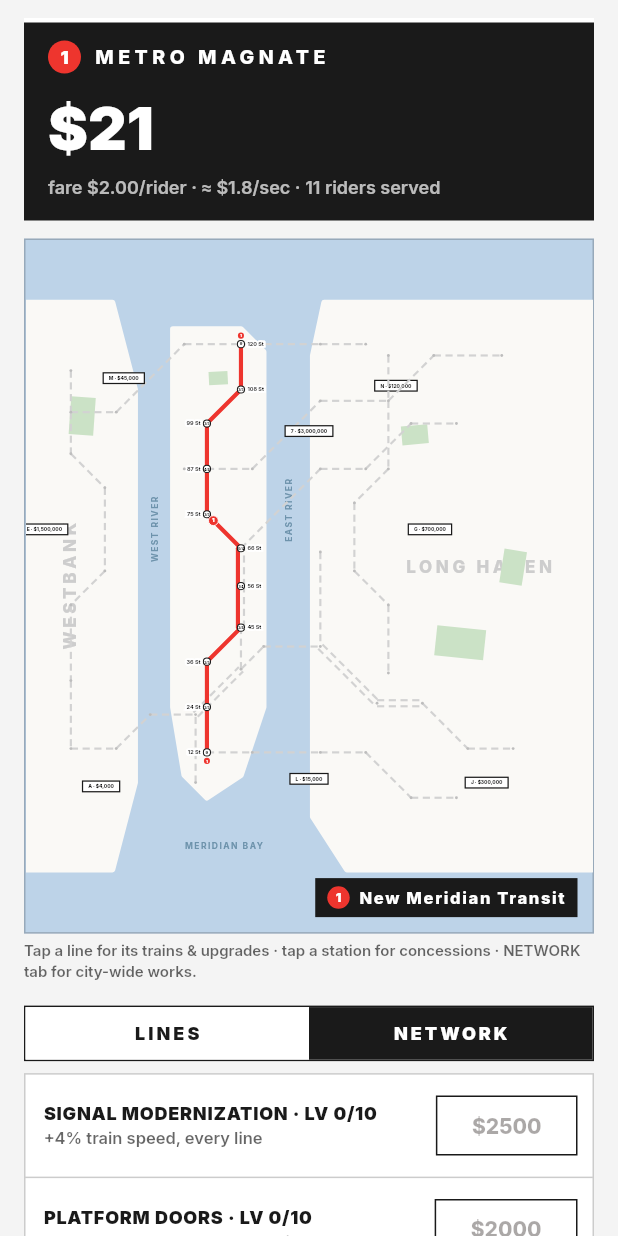
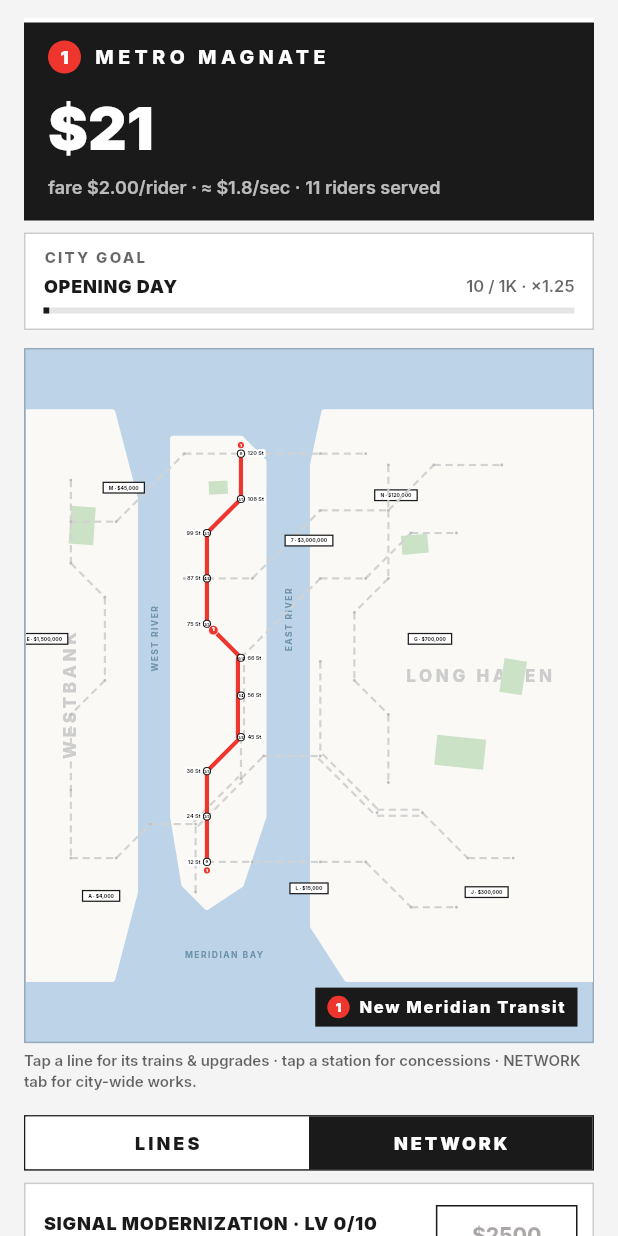
Before and after one commit to Armandoxh/Territorygame, a Flutter app: the screen it shows after launch, after a tap on "LINES", after a tap on "NETWORK", on a phone screen of 412 x 824 dp. Run offline on Flutter 3.47's test engine with Material 3 defaults, Android fonts, the phone set to English and light mode, and no system bars; our stand-ins replace flutter_svg, google_fonts, shared_preferences; missing offline and left inert: dart:html, dart:js_util.

Commit message:
CITY GOALS: a 12-rung target ladder with compounding rewards (build 19)
The game had no point and no answer to exponential costs: a greedy-bot
probe measured income going merely linear in play time. New CITY GOAL
bar under the header runs a sequential ladder — riders carried, lines
unlocked, money earned — ending in NEW MERIDIAN COMPLETE at $25M. Each
rung is a COMMENDATION: a permanent income multiplier (×1.25–×2) that
compounds to ×89, the multiplicative lane that outruns exponential
upgrade pricing. Save v8; ladder math, natural completion, and
round-trip all pinned by tests.

Co-Authored-By: Claude Fable 5 <noreply@anthropic.com>
Claude-Session: https://claude.ai/code/session_01JqBticQH2m2VG91X5ciAMv

```diff
--- a/dev_log/9-5-2026.txt
+++ b/dev_log/9-5-2026.txt
@@ -80,3 +80,19 @@ raised to 18. Save v7. All effect sizes measured in metro_sim_b18.py
 first (gates 1.073x, food 1.118x, trainset 1.115x, billboards 1.15x,
 platform 1.017x) and pinned as tests; night/crowd/yards get functional
 tests (they act outside the earn window).
+
+Metro Magnate build 19 (v0.7.0): CITY GOALS -- the game's first "point"
+layer (player: "missing the what's-the-point aspect... linear growth vs
+exponential costs"). Diagnosis quantified with a greedy-bot playthrough
+in the sim port: buying everything affordable, income goes $20/s at
+10min -> $134/s at 2h -- roughly LINEAR in play time while the unlock
+ladder costs x750. Fix shipped: a sequential 12-rung goal ladder (riders
+carried / lines unlocked / total earned / trains) shown in a CITY GOAL
+bar under the header with progress; each completion = a COMMENDATION,
+a permanent multiplicative income bonus (x1.25 -> x2 per rung, x89
+compounded at the top: NEW MERIDIAN COMPLETE, $25M earned). SnackBar
+celebration on completion. Save v8 (goalsDone; older saves re-complete
+instantly on first tick -- a commendation cascade welcome-back). Tests:
+full-ladder compounding math, first goal fires in normal play, save
+round-trip. Next layers designed but not built: city ladder (goal-gated),
+prestige, rush hours -- see chat rundown.
--- a/metro/lib/state/game_state.dart
+++ b/metro/lib/state/game_state.dart
@@ -57,6 +57,22 @@ class GlobalUpgradeDef {
   final double baseCost;
   final double growth;
   final int maxLevel;
+}
+
+/// What a city goal measures.
+enum GoalKind { riders, earned, lines, trains }
+
+/// One rung of the CITY GOALS ladder — the game's "point". Completing a
+/// goal earns a commendation: a PERMANENT multiplicative income bonus.
+/// The compounding rewards are the counterweight to exponential upgrade
+/// costs: levels are linear, but the goal lane multiplies.
+class GoalDef {
+  const GoalDef(this.name, this.kind, this.target, this.reward);
+
+  final String name;
+  final GoalKind kind;
+  final double target;
+  final double reward; // income ×reward, forever
 }
 
 /// The whole simulation: one city, unlockable lines, any number of trains,
@@ -174,6 +190,61 @@ class GameState extends ChangeNotifier {
   String lastBoardStationId = '';
   double lastBoardAmount = 0;
   int lastBoardCount = 0;
+
+  // ---- City goals (sequential; each completion compounds income) ----
+  static const List<GoalDef> goals = [
+    GoalDef('OPENING DAY', GoalKind.riders, 1000, 1.25),
+    GoalDef('SECOND LINE', GoalKind.lines, 2, 1.25),
+    GoalDef('ROLLING STOCK', GoalKind.trains, 4, 1.25),
+    GoalDef('CROSSTOWN', GoalKind.lines, 3, 1.3),
+    GoalDef('BUSY MORNING', GoalKind.riders, 25000, 1.3),
+    GoalDef('FIVE ROUTES', GoalKind.lines, 5, 1.4),
+    GoalDef('HALF MILLION', GoalKind.earned, 500000, 1.4),
+    GoalDef('SEVEN ROUTES', GoalKind.lines, 7, 1.5),
+    GoalDef('TWO MILLION', GoalKind.earned, 2000000, 1.5),
+    GoalDef('EVERY LINE', GoalKind.lines, 9, 1.75),
+    GoalDef('MILLION RIDERS', GoalKind.riders, 1000000, 1.75),
+    GoalDef('NEW MERIDIAN COMPLETE', GoalKind.earned, 25000000, 2.0),
+  ];
+
+  int goalsDone = 0;
+  double _goalMult = 1;
+
+  /// Bumped when a goal completes so the UI can celebrate exactly once.
+  int goalSeq = 0;
+  String lastGoalName = '';
+  double lastGoalReward = 1;
+
+  /// The permanent income multiplier from every commendation earned.
+  double get goalMult => _goalMult;
+
+  GoalDef? get currentGoal => goalsDone < goals.length ? goals[goalsDone] : null;
+
+  double goalValue(GoalKind kind) => switch (kind) {
+        GoalKind.riders => totalRiders,
+        GoalKind.earned => totalEarned,
+        GoalKind.lines => unlockedLineIds.length.toDouble(),
+        GoalKind.trains => trains.length.toDouble(),
+      };
+
+  /// 0–1 progress toward the current goal (1 when the ladder is finished).
+  double get goalProgress {
+    final goal = currentGoal;
+    if (goal == null) return 1;
+    return (goalValue(goal.kind) / goal.target).clamp(0.0, 1.0);
+  }
+
+  void _checkGoals() {
+    while (true) {
+      final goal = currentGoal;
+      if (goal == null || goalValue(goal.kind) < goal.target) return;
+      goalsDone += 1;
+      _goalMult *= goal.reward;
+      goalSeq += 1;
+      lastGoalName = goal.name;
+      lastGoalReward = goal.reward;
+    }
+  }
 
   // ---- Network-wide upgrades (the NETWORK tab) ----
   static const List<GlobalUpgradeDef> globalUpgrades = [
@@ -300,7 +371,8 @@ class GameState extends ChangeNotifier {
       (currentFare +
           foodBonusPerLevel * (foodLevel[stationId] ?? 0) +
           0.25 * (gateLevel[stationId] ?? 0)) *
-      (1 + 0.03 * globalLevelOf('billboards'));
+      (1 + 0.03 * globalLevelOf('billboards')) *
+      _goalMult;
 
   /// Waiting riders cap per station, grown by CROWD CONTROL.
   double get stationCapNow => stationCapBase + 8.0 * globalLevelOf('crowd');
@@ -397,6 +469,8 @@ class GameState extends ChangeNotifier {
     for (final t in trains) {
       _tickTrain(t, dt);
     }
+
+    _checkGoals();
 
     // Keep the rolling $/sec estimate fresh.
     _windowTime += dt;
@@ -614,7 +688,7 @@ class GameState extends ChangeNotifier {
   }
 
   // ---- Persistence ----
-  static const int saveVersion = 7;
+  static const int saveVersion = 8;
 
   Map<String, dynamic> toJson(int nowMs) => {
         'v': saveVersion,
@@ -633,6 +707,7 @@ class GameState extends ChangeNotifier {
         'accessLevels': accessLevels,
         'trainsetLevels': trainsetLevels,
         'globalLevels': globalLevels,
+        'goalsDone': goalsDone,
         'avgRate': avgRate,
         'lastSeenMs': nowMs,
       };
@@ -662,6 +737,12 @@ class GameState extends ChangeNotifier {
     }
     for (final e in ((j['globalLevels'] as Map?) ?? {}).entries) {
       g.globalLevels[e.key as String] = e.value as int;
+    }
+    // Pre-v8 saves have no goal state: their counters simply re-complete
+    // the ladder on the first tick (an instant commendation cascade).
+    g.goalsDone = (j['goalsDone'] as int?) ?? 0;
+    for (var i = 0; i < g.goalsDone && i < goals.length; i++) {
+      g._goalMult *= goals[i].reward;
     }
     g.avgRate = (j['avgRate'] as num).toDouble();
     g._loadedLastSeenMs = j['lastSeenMs'] as int?;
--- a/metro/lib/ui/home_screen.dart
+++ b/metro/lib/ui/home_screen.dart
@@ -27,6 +27,7 @@ class _HomeScreenState extends State<HomeScreen>
     with SingleTickerProviderStateMixin {
   GameState game = GameState();
   int _tab = 0; // 0 = LINES, 1 = NETWORK
+  int _seenGoalSeq = 0;
   late final Ticker _ticker = createTicker(_onTick);
   Duration _lastElapsed = Duration.zero;
   Timer? _savePulse;
@@ -49,6 +50,21 @@ class _HomeScreenState extends State<HomeScreen>
     // Clamp big gaps (backgrounded tab) — long absences are the offline
     // system's job, not one giant frame's.
     game.tick(dt.clamp(0.0, 0.25));
+    if (game.goalSeq != _seenGoalSeq) {
+      _seenGoalSeq = game.goalSeq;
+      if (mounted && game.lastGoalName.isNotEmpty) {
+        ScaffoldMessenger.of(context).showSnackBar(SnackBar(
+          backgroundColor: TransitStyle.ink,
+          shape: const RoundedRectangleBorder(),
+          duration: const Duration(seconds: 3),
+          content: Text(
+            'COMMENDATION — ${game.lastGoalName} · income '
+            '×${game.lastGoalReward.toStringAsFixed(2)}',
+            style: TransitStyle.signage(size: 12, spacing: 1),
+          ),
+        ));
+      }
+    }
   }
 
   Future<void> _restore() async {
@@ -162,6 +178,8 @@ class _HomeScreenState extends State<HomeScreen>
                   padding: const EdgeInsets.fromLTRB(16, 12, 16, 24),
                   children: [
                     _Header(game: game),
+                    const SizedBox(height: 8),
+                    _GoalBar(game: game),
                     const SizedBox(height: 12),
                     MetroMap(game: game, onStationTap: _openStation),
                     const SizedBox(height: 4),
@@ -217,6 +235,90 @@ class _HomeScreenState extends State<HomeScreen>
         ),
       ),
     );
+  }
+}
+
+/// The CITY GOAL strip: the game's current target, its progress, and the
+/// compounding commendation bonus already earned — the "why" above the map.
+class _GoalBar extends StatelessWidget {
+  const _GoalBar({required this.game});
+  final GameState game;
+
+  @override
+  Widget build(BuildContext context) {
+    final goal = game.currentGoal;
+    return DataPanel(
+      padding: const EdgeInsets.fromLTRB(12, 8, 12, 10),
+      child: Column(
+        crossAxisAlignment: CrossAxisAlignment.start,
+        children: [
+          Row(
+            children: [
+              Text('CITY GOAL',
+                  style: TransitStyle.signage(
+                      size: 10,
+                      color: const Color(0x99000000),
+                      weight: FontWeight.w800,
+                      spacing: 1.5)),
+              const Spacer(),
+              if (game.goalMult > 1)
+                Text('commendations ×${game.goalMult.toStringAsFixed(2)}',
+                    style: TransitStyle.signage(
+                        size: 10,
+                        color: const Color(0x99000000),
+                        weight: FontWeight.w800)),
+            ],
+          ),
+          const SizedBox(height: 4),
+          if (goal == null)
+            Text('NEW MERIDIAN COMPLETE — new cities are on the way.',
+                style: TransitStyle.signage(
+                    size: 12,
+                    color: TransitStyle.ink,
+                    weight: FontWeight.w900,
+                    spacing: 0.5))
+          else ...[
+            Row(
+              children: [
+                Expanded(
+                  child: Text(goal.name,
+                      style: TransitStyle.signage(
+                          size: 12,
+                          color: TransitStyle.ink,
+                          weight: FontWeight.w900,
+                          spacing: 0.5)),
+                ),
+                Text(
+                  '${_fmt(game.goalValue(goal.kind))} / ${_fmt(goal.target)}'
+                  ' · ×${goal.reward.toStringAsFixed(2)}',
+                  style: TransitStyle.signage(
+                      size: 11,
+                      color: const Color(0x99000000),
+                      weight: FontWeight.w600),
+                ),
+              ],
+            ),
+            const SizedBox(height: 6),
+            LinearProgressIndicator(
+              value: game.goalProgress,
+              minHeight: 4,
+              color: TransitStyle.ink,
+              backgroundColor: const Color(0x1A000000),
+            ),
+          ],
+        ],
+      ),
+    );
+  }
+
+  static String _fmt(double v) {
+    if (v >= 1e6) {
+      return '${(v / 1e6).toStringAsFixed(v % 1e6 == 0 ? 0 : 1)}M';
+    }
+    if (v >= 1000) {
+      return '${(v / 1000).toStringAsFixed(v % 1000 == 0 ? 0 : 1)}K';
+    }
+    return v.floor().toString();
   }
 }
 
--- a/metro/lib/version.dart
+++ b/metro/lib/version.dart
@@ -1,4 +1,4 @@
 /// Shown in the footer; bump the build number on every deployed change so the
 /// live page always tells you which build you're looking at.
-const String kAppVersion = '0.6.0';
-const int kBuildNumber = 18;
+const String kAppVersion = '0.7.0';
+const int kBuildNumber = 19;
--- a/metro/pubspec.yaml
+++ b/metro/pubspec.yaml
@@ -1,7 +1,7 @@
 name: metro_magnate
 description: "Metro Magnate — an idle game about building a subway empire, one line at a time."
 publish_to: 'none'
-version: 0.6.0+18
+version: 0.7.0+19
 
 environment:
   sdk: '>=3.4.0 <4.0.0'
```
Also changed, not shown: 4 other files.
